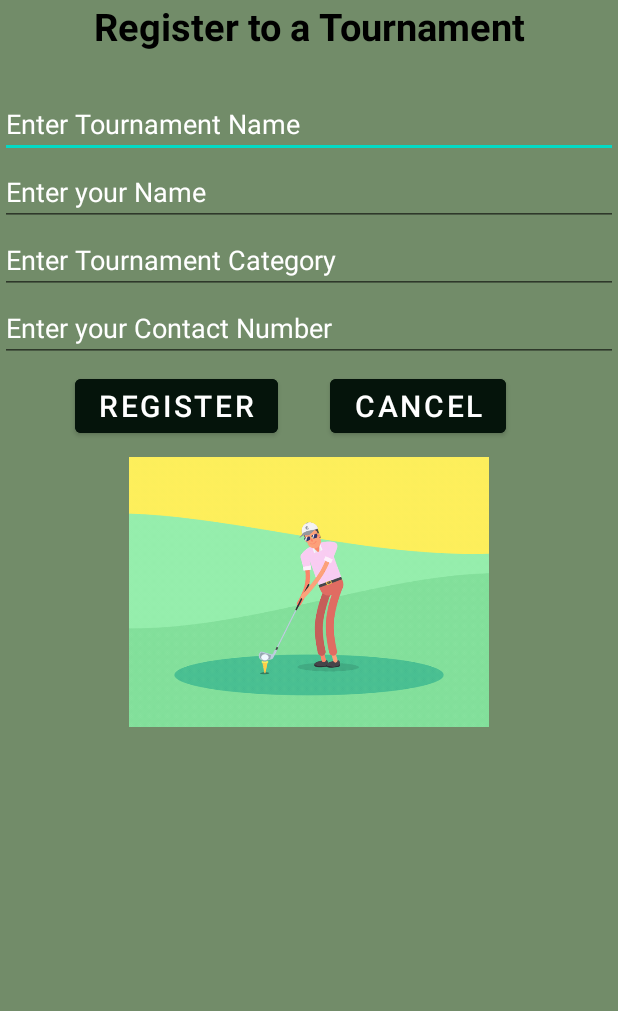
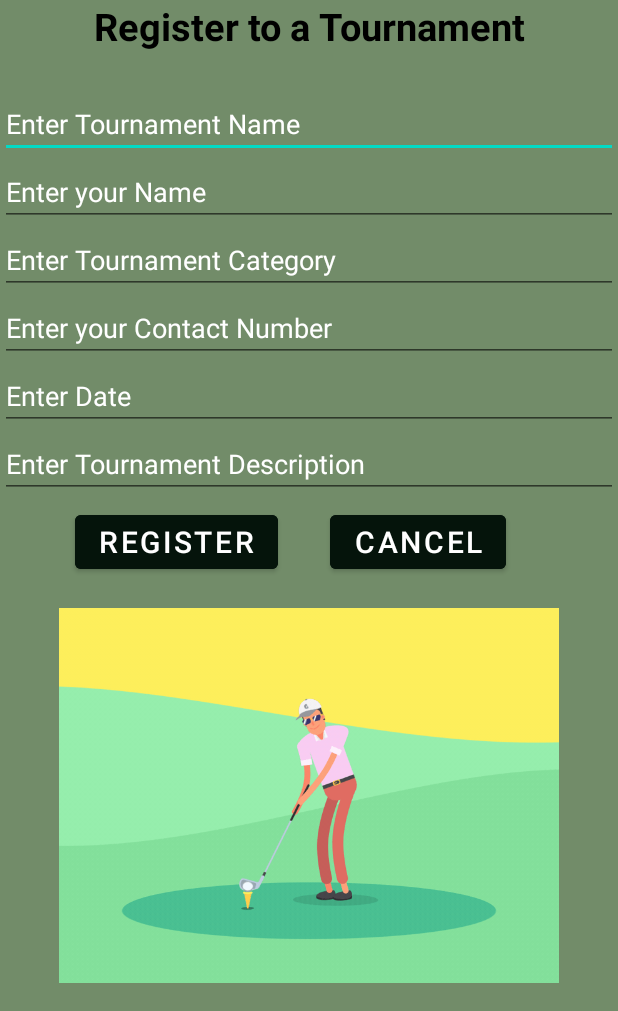
Before and after one commit to izzattyqaisara/golfTournamentArchive, an Android app: the TournamentRegistration screen opened directly, with no data from a screen before it, on a phone screen of 412 x 824 dp, the part 225-1236 px from its top. Run offline under Robolectric (Android 15) with nearby library versions, the phone set to English and light mode, and no system bars; our stand-ins replace Firebase (no records; nobody signed in at launch, a user with empty details on screens opened directly).

Commit message:
tournament Archive

```diff
--- a/app/src/main/java/com/example/tournamentScoring/UserActivity.java
+++ b/app/src/main/java/com/example/tournamentScoring/UserActivity.java
@@ -71,7 +71,7 @@ public class UserActivity extends AppCompatActivity {
         String userID = firebaseUser.getUid();
 
         //Extracting User Reference from Database for "Registered Users"
-        DatabaseReference referenceProfile = FirebaseDatabase.getInstance().getReference("Registered Users");
+        DatabaseReference referenceProfile = FirebaseDatabase.getInstance().getReference("Registered users");
         referenceProfile.child(userID).addListenerForSingleValueEvent(new ValueEventListener() {
             @Override
             public void onDataChange(@NonNull DataSnapshot snapshot) {
--- a/app/src/main/res/layout/activity_tournament_registration.xml
+++ b/app/src/main/res/layout/activity_tournament_registration.xml
@@ -75,6 +75,28 @@
             android:textSize="18sp"
             android:textColorHint="@color/white"/>
 
+        <com.google.android.material.textfield.TextInputEditText
+            android:layout_width="match_parent"
+            android:layout_height="wrap_content"
+            android:drawablePadding="10dp"
+            android:id="@+id/Register_dateJoined"
+            android:hint="Enter Date"
+            android:inputType="textLongMessage"
+            android:textColor="@color/black"
+            android:textSize="18sp"
+            android:textColorHint="@color/white"/>
+
+        <com.google.android.material.textfield.TextInputEditText
+            android:layout_width="match_parent"
+            android:layout_height="wrap_content"
+            android:drawablePadding="10dp"
+            android:id="@+id/Register_tournamentDesc"
+            android:hint="Enter Tournament Description"
+            android:inputType="textLongMessage"
+            android:textColor="@color/black"
+            android:textSize="18sp"
+            android:textColorHint="@color/white"/>
+
         <com.google.android.material.button.MaterialButton
             android:id="@+id/registerTournamentBtn"
             android:layout_width="wrap_content"
@@ -98,8 +120,8 @@
 
         <pl.droidsonroids.gif.GifImageView
             android:layout_width="wrap_content"
-            android:layout_height="180dp"
-            android:layout_marginTop="10dp"
+            android:layout_height="250dp"
+            android:layout_marginTop="20dp"
             android:src="@drawable/leisure_moment_golf" />
 
 
```
Also changed, not shown: app/src/main/java/com/example/tournamentScoring/ReadWriteTournamentDetails.java (added, +18 -0 lines), app/src/main/java/com/example/tournamentScoring/ReadWriteUserDetails.java (+5 -4 lines), app/src/main/java/com/example/tournamentScoring/TournamentArchive.java (+56 -7 lines), app/src/main/java/com/example/tournamentScoring/TournamentRegistration.java (+41 -7 lines), app/src/main/res/layout/activity_tournament_archive.xml (+12 -14 lines).
